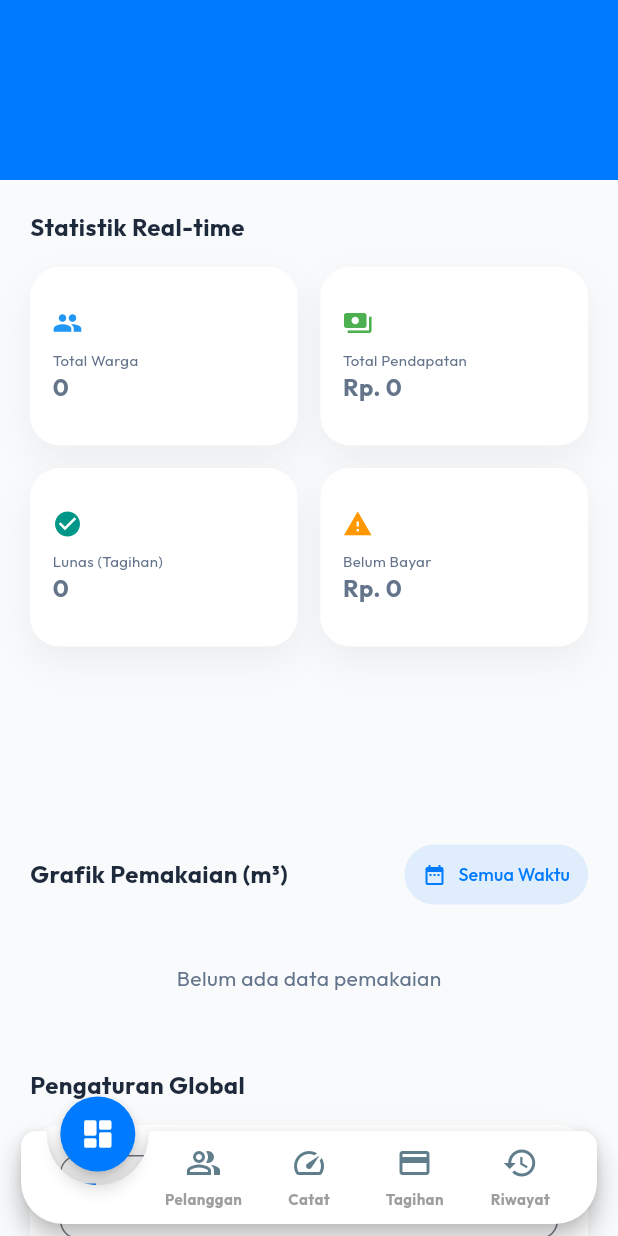
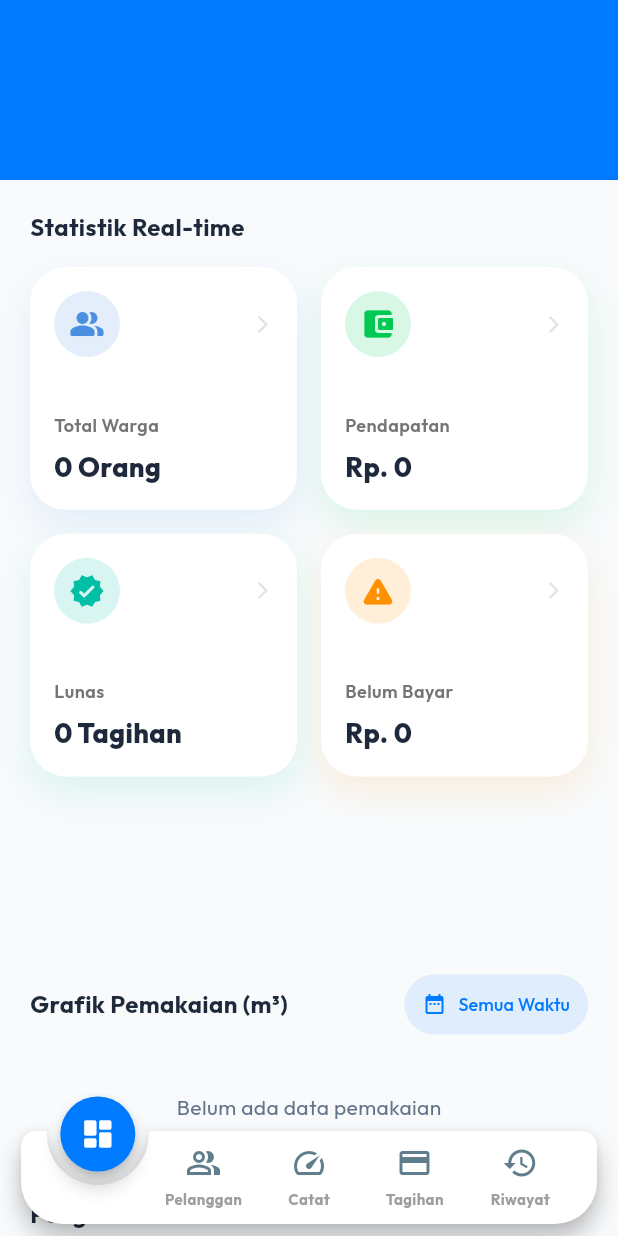
Before and after one commit to syababamin5-lab/ansa-waterpams, a Flutter app: the screen it shows after launch, on a phone screen of 412 x 824 dp. Run offline on Flutter 3.47's test engine with Material 3 defaults, Android fonts, the phone set to English and light mode, and no system bars; drawn by our look-alikes of animated_notch_bottom_bar; our stand-ins replace device_preview, fl_chart, flutter_animate, google_fonts, pdf, printing and 2 more; accounts and stored records are empty.

Commit message:
Redesigned Dashboard stats cards and settings form with premium soft UI

```diff
--- a/lib/features/dashboard/dashboard_screen.dart
+++ b/lib/features/dashboard/dashboard_screen.dart
@@ -224,30 +224,79 @@ class _DashboardScreenState extends State<DashboardScreen> {
       shrinkWrap: true,
       physics: const NeverScrollableScrollPhysics(),
       crossAxisCount: 2,
-      crossAxisSpacing: 15,
-      mainAxisSpacing: 15,
-      childAspectRatio: 1.5,
+      crossAxisSpacing: 16,
+      mainAxisSpacing: 16,
+      childAspectRatio: 1.1,
       children: [
-        _statCard('Total Warga', _totalWarga.toString(), Icons.people, Colors.blue),
-        _statCard('Total Pendapatan', formatRupiah(_totalPendapatan), Icons.payments, Colors.green),
-        _statCard('Lunas (Tagihan)', _countSudahBayar.toString(), Icons.check_circle, Colors.teal),
-        _statCard('Belum Bayar', formatRupiah(_belumBayar), Icons.warning, Colors.orange),
+        _statCard('Total Warga', '$_totalWarga Orang', Icons.people_alt_rounded, const Color(0xFF4A90E2)),
+        _statCard('Pendapatan', formatRupiah(_totalPendapatan), Icons.account_balance_wallet_rounded, const Color(0xFF00C853)),
+        _statCard('Lunas', '$_countSudahBayar Tagihan', Icons.verified_rounded, const Color(0xFF00BFA5)),
+        _statCard('Belum Bayar', formatRupiah(_belumBayar), Icons.warning_rounded, const Color(0xFFFF9100)),
       ],
     );
   }
 
   Widget _statCard(String title, String value, IconData icon, Color color) {
     return Container(
-      padding: const EdgeInsets.all(15),
-      decoration: AppTheme.cardDecoration,
+      padding: const EdgeInsets.all(16),
+      decoration: BoxDecoration(
+        color: Colors.white,
+        borderRadius: BorderRadius.circular(24),
+        boxShadow: [
+          BoxShadow(
+            color: color.withOpacity(0.12),
+            blurRadius: 20,
+            offset: const Offset(0, 10),
+          ),
+        ],
+      ),
       child: Column(
         crossAxisAlignment: CrossAxisAlignment.start,
-        mainAxisAlignment: MainAxisAlignment.center,
+        mainAxisAlignment: MainAxisAlignment.spaceBetween,
         children: [
-          Icon(icon, color: color, size: 20),
-          const SizedBox(height: 8),
-          Text(title, style: const TextStyle(fontSize: 10, color: AppTheme.textSecondary)),
-          FittedBox(child: Text(value, style: const TextStyle(fontSize: 16, fontWeight: FontWeight.bold))),
+          Row(
+            mainAxisAlignment: MainAxisAlignment.spaceBetween,
+            children: [
+              Container(
+                padding: const EdgeInsets.all(10),
+                decoration: BoxDecoration(
+                  color: color.withOpacity(0.15),
+                  shape: BoxShape.circle,
+                ),
+                child: Icon(icon, color: color, size: 24),
+              ),
+              Icon(Icons.arrow_forward_ios_rounded, size: 14, color: Colors.grey.withOpacity(0.3)),
+            ],
+          ),
+          Column(
+            crossAxisAlignment: CrossAxisAlignment.start,
+            children: [
+              Text(
+                title,
+                style: TextStyle(
+                  fontSize: 12,
+                  color: Colors.grey[600],
+                  fontWeight: FontWeight.w600,
+                  letterSpacing: 0.3,
+                ),
+                maxLines: 1,
+                overflow: TextOverflow.ellipsis,
+              ),
+              const SizedBox(height: 6),
+              FittedBox(
+                fit: BoxFit.scaleDown,
+                alignment: Alignment.centerLeft,
+                child: Text(
+                  value,
+                  style: const TextStyle(
+                    fontSize: 18,
+                    fontWeight: FontWeight.w800,
+                    color: AppTheme.textPrimary,
+                  ),
+                ),
+              ),
+            ],
+          ),
         ],
       ),
     );
@@ -337,26 +386,37 @@ class _DashboardScreenState extends State<DashboardScreen> {
 
   Widget _buildSettingsForm() {
     return Container(
-      padding: const EdgeInsets.all(20),
-      decoration: AppTheme.cardDecoration,
+      padding: const EdgeInsets.all(24),
+      decoration: BoxDecoration(
+        color: Colors.white,
+        borderRadius: BorderRadius.circular(24),
+        boxShadow: [
+          BoxShadow(
+            color: Colors.black.withOpacity(0.04),
+            blurRadius: 24,
+            offset: const Offset(0, 8),
+          ),
+        ],
+      ),
       child: Column(
         children: [
-          _inputSettings('Nama Pamsimas', _namaPamsimasController, Icons.business),
-          const SizedBox(height: 15),
-          _inputSettings('Harga per m³', _hargaController, Icons.money, isNumber: true),
-          const SizedBox(height: 15),
-          _inputSettings('Biaya Beban Tetap', _bebanController, Icons.receipt, isNumber: true),
-          const SizedBox(height: 25),
+          _inputSettings('Nama Pamsimas', _namaPamsimasController, Icons.business_rounded),
+          const SizedBox(height: 16),
+          _inputSettings('Harga per m³', _hargaController, Icons.payments_rounded, isNumber: true),
+          const SizedBox(height: 16),
+          _inputSettings('Biaya Beban Tetap', _bebanController, Icons.receipt_long_rounded, isNumber: true),
+          const SizedBox(height: 24),
           SizedBox(
             width: double.infinity,
-            height: 50,
+            height: 54,
             child: ElevatedButton(
               style: ElevatedButton.styleFrom(
                 backgroundColor: AppTheme.primaryColor,
-                shape: RoundedRectangleBorder(borderRadius: BorderRadius.circular(12)),
+                elevation: 0,
+                shape: RoundedRectangleBorder(borderRadius: BorderRadius.circular(16)),
               ),
               onPressed: _updateSettings,
-              child: const Text('Simpan Perubahan', style: TextStyle(color: Colors.white, fontWeight: FontWeight.bold)),
+              child: const Text('Simpan Perubahan', style: TextStyle(color: Colors.white, fontWeight: FontWeight.bold, fontSize: 16)),
             ),
           ),
         ],
@@ -365,13 +425,22 @@ class _DashboardScreenState extends State<DashboardScreen> {
   }
 
   Widget _inputSettings(String label, TextEditingController controller, IconData icon, {bool isNumber = false}) {
-    return TextField(
-      controller: controller,
-      keyboardType: isNumber ? TextInputType.number : TextInputType.text,
-      decoration: InputDecoration(
-        labelText: label,
-        prefixIcon: Icon(icon, color: AppTheme.primaryColor),
-        border: OutlineInputBorder(borderRadius: BorderRadius.circular(12)),
+    return Container(
+      decoration: BoxDecoration(
+        color: Colors.grey.withOpacity(0.05),
+        borderRadius: BorderRadius.circular(16),
+        border: Border.all(color: Colors.grey.withOpacity(0.08)),
+      ),
+      child: TextField(
+        controller: controller,
+        keyboardType: isNumber ? TextInputType.number : TextInputType.text,
+        decoration: InputDecoration(
+          labelText: label,
+          labelStyle: TextStyle(color: Colors.grey[600], fontSize: 13),
+          prefixIcon: Icon(icon, color: AppTheme.primaryColor, size: 20),
+          border: InputBorder.none,
+          contentPadding: const EdgeInsets.symmetric(horizontal: 20, vertical: 16),
+        ),
       ),
     );
   }
--- a/pubspec.yaml
+++ b/pubspec.yaml
@@ -23,7 +23,7 @@ dependencies:
   flutter_animate: ^4.2.0
   device_preview: ^1.1.0
   google_nav_bar: ^5.0.6
-  animated_notch_bottom_bar: ^1.1.2
+  animated_notch_bottom_bar: ^1.0.4
 
 dev_dependencies:
   flutter_test:
```
Also changed, not shown: pubspec.lock.
